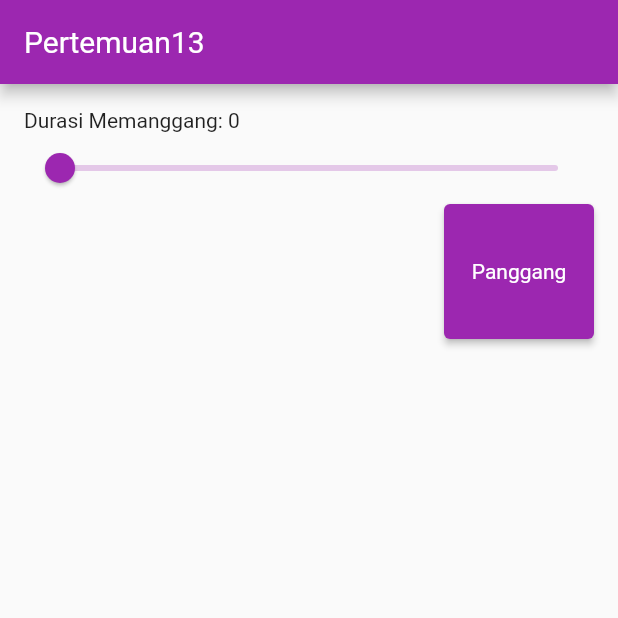
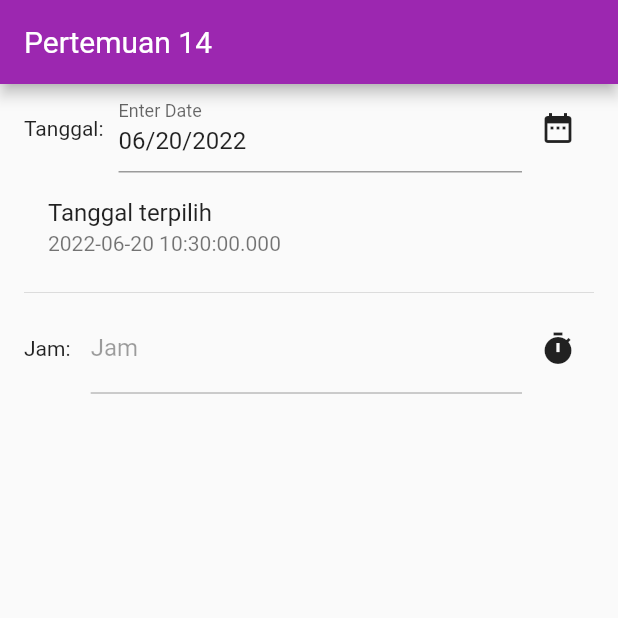
Before and after one commit to siopipin/mobile-frontend, a Flutter app: the screen it shows after launch, on a phone screen of 412 x 824 dp, the top half of it. Run offline on Flutter 3.47's test engine with Material 2 defaults, Android fonts, the phone set to English and light mode, and no system bars; missing offline and left inert: dart:ffi.

Commit message:
update pertemuan14

```diff
--- a/lib/main.dart
+++ b/lib/main.dart
@@ -1,34 +1,20 @@
 import 'package:flutter/material.dart';
-
-//Import Minggu M09
-import 'package:flutter_application/pertemuan09/pertemuan09_provider.dart';
-import 'package:flutter_application/pertemuan09/pertemuan09_screen.dart';
-import 'package:flutter_application/pertemuan09_1/pertemuan09_praktek_screen.dart';
-import 'package:flutter_application/pertemuan09_scc/pertemuan09_scc_screen.dart';
-import 'package:flutter_application/pertemuan09_scc_praktek/pertemuan09_scc_praktek_screen.dart';
-import 'package:flutter_application/pertemuan10/pertemuan10_screen.dart';
-import 'package:flutter_application/pertemuan10_Praktek_SCC/pertemuan10PraktekSCC.dart';
-import 'package:flutter_application/pertemuan10_praktek_screen/pertemuan10_praktek_screen.dart';
-import 'package:flutter_application/pertemuan11/pertemuan11_provider.dart';
-import 'package:flutter_application/pertemuan11/pertemuan11_screen.dart';
-import 'package:flutter_application/pertemuan11_praktek/pertemuan11praktek_provider.dart';
-import 'package:flutter_application/pertemuan11_praktek/pertemuan11praktek_screen.dart';
-import 'package:flutter_application/pertemuan11scc/pertemuan11_scc_screen.dart';
-import 'package:flutter_application/pertemuan11scc/pertemuanscc_provider.dart';
-import 'package:flutter_application/pertemuan12/pert12prov.dart';
-import 'package:flutter_application/pertemuan12/pertemuan12_provider.dart';
-import 'package:flutter_application/pertemuan12/pertemuan12_screen.dart';
-import 'package:flutter_application/pertemuan12/pertemuan12scb.dart';
+//Import Minggu M13
 import 'package:flutter_application/pertemuan13/pertemuan13_provider.dart';
 import 'package:flutter_application/pertemuan13/pertemuan13_screen.dart';
+import 'package:flutter_application/pertemuan13/pertemuan13ifc_provider.dart';
+import 'package:flutter_application/pertemuan13/pertemuan13ifc_screen.dart';
+import 'package:flutter_application/pertemuan13scb/pertemuan13scb_provider.dart';
+import 'package:flutter_application/pertemuan13scb/pertemuan13scb_screen.dart';
+import 'package:flutter_application/pertemuan14/pertemuan14_screen.dart';
 import 'package:provider/provider.dart';
 
 void main() {
   runApp(MultiProvider(providers: [
-    //Provider minggu12
-    ChangeNotifierProvider(create: (_) => Pertemuan12Provider()),
-    ChangeNotifierProvider(create: (_) => Pert12Prov()),
-    ChangeNotifierProvider(create: (_) => Pertemuan13Provider())
+    //Provider minggu13
+    ChangeNotifierProvider(create: (_) => Pertemuan13Provider()),
+    ChangeNotifierProvider(create: (_) => Pertemuan13SCBProvider()),
+    ChangeNotifierProvider(create: (_) => Pertemuan13IFCProvider()),
   ], child: const MyApp()));
 }
 
@@ -49,7 +35,7 @@ class MyApp extends StatelessWidget {
         brightness: Brightness.light,
         primarySwatch: Colors.purple,
       ),
-      home: Pertemuan13Screen(),
+      home: Pertemuan14Screen(),
     );
   }
 }
--- a/lib/pertemuan13/components/content_widget.dart
+++ b/lib/pertemuan13/components/content_widget.dart
@@ -24,7 +24,7 @@ class ContentWidget extends StatelessWidget {
               )
             : prov.selesaiMasak == true
                 ? Tooltip(
-                    message: 'Ayam Panggang',
+                    message: 'Gambar ayam panggang',
                     child: Image.network(
                       'https://bit.ly/ayampanggang22',
                       width: 300,
--- a/lib/pertemuan13/components/slider_widget.dart
+++ b/lib/pertemuan13/components/slider_widget.dart
@@ -10,6 +10,7 @@ class SlideWidget extends StatelessWidget {
     final prov = Provider.of<Pertemuan13Provider>(context);
     return Slider(
       value: prov.sliderValue,
+      divisions: 10,
       min: 0,
       max: 10,
       label: prov.sliderValue.round().toString(),
--- a/lib/pertemuan13/pertemuan13_provider.dart
+++ b/lib/pertemuan13/pertemuan13_provider.dart
@@ -25,10 +25,14 @@ class Pertemuan13Provider extends ChangeNotifier {
   }
 
   mulaiMemanggang(int val) async {
+    //Akan ada proses loading karena sedang memanggang = true
     setSedangMemanggang = true;
+
     Future.delayed(Duration(seconds: val), () {
       setSedangMemanggang = false;
       setSelesaiMasak = true;
+
+      print('selesai memasak');
     });
   }
 }
--- a/lib/pertemuan13/pertemuan13_screen.dart
+++ b/lib/pertemuan13/pertemuan13_screen.dart
@@ -21,14 +21,15 @@ class _Pertemuan13ScreenState extends State<Pertemuan13Screen> {
       body: Padding(
         padding: const EdgeInsets.all(16.0),
         child: Column(crossAxisAlignment: CrossAxisAlignment.start, children: [
-          Text('Durasi Memanggang: ${prov.sliderValue.round().toString()}'),
+          Text(
+              'Durasi Memanggang: ${prov.sliderValue.round().toString()} Menit'),
           const SlideWidget(),
           const Align(
             child: ProgressIndicatorWidget(),
             alignment: Alignment.bottomRight,
           ),
           const SizedBox(height: 100),
-          const ContentWidget()
+          const ContentWidget(),
         ]),
       ),
     );
--- /dev/null
+++ b/lib/pertemuan14/pertemuan14_screen.dart
@@ -0,0 +1,93 @@
+import 'package:flutter/material.dart';
+
+class Pertemuan14Screen extends StatefulWidget {
+  const Pertemuan14Screen({Key? key}) : super(key: key);
+
+  @override
+  State<Pertemuan14Screen> createState() => _Pertemuan14ScreenState();
+}
+
+class _Pertemuan14ScreenState extends State<Pertemuan14Screen> {
+  DateTime _date = DateTime.now();
+  TextEditingController? _time;
+
+  @override
+  Widget build(BuildContext context) {
+    return Scaffold(
+      appBar: AppBar(title: const Text('Pertemuan 14')),
+      body: Padding(
+        padding: const EdgeInsets.symmetric(horizontal: 16.0),
+        child: Column(
+          children: [
+            //DatePicker
+            Row(
+              children: [
+                const Text('Tanggal:'),
+                const SizedBox(width: 10),
+                Expanded(
+                  child: InputDatePickerFormField(
+                    initialDate: _date,
+                    firstDate: DateTime(1990),
+                    lastDate: DateTime(2250),
+                    onDateSubmitted: (date) {
+                      setState(() {
+                        _date = date;
+                        print(_date);
+                      });
+                    },
+                  ),
+                ),
+                IconButton(
+                    onPressed: () async {
+                      var res = await showDatePicker(
+                          context: context,
+                          initialDate: _date,
+                          firstDate: DateTime(2000),
+                          lastDate: DateTime(2500));
+
+                      if (res != null) {
+                        setState(() {
+                          _date = res;
+                        });
+                      }
+                    },
+                    icon: const Icon(Icons.date_range))
+              ],
+            ),
+            ListTile(
+              title: const Text('Tanggal terpilih'),
+              subtitle: Text(_date.toString()),
+            ),
+            const Divider(),
+            //Time Picker
+            Row(
+              children: [
+                const Text('Jam: '),
+                const SizedBox(width: 10),
+                Expanded(
+                    child: TextField(
+                  enabled: false,
+                  controller: _time,
+                  decoration: const InputDecoration(labelText: 'Jam'),
+                )),
+                IconButton(
+                    onPressed: () async {
+                      var res = await showTimePicker(
+                          context: context, initialTime: TimeOfDay.now());
+
+                      if (res != null) {
+                        setState(() {
+                          _time =
+                              TextEditingController(text: res.format(context));
+                        });
+                      }
+                    },
+                    icon: const Icon(Icons.timer))
+              ],
+            )
+          ],
+        ),
+      ),
+    );
+  }
+}
```
Also changed, not shown: lib/pertemuan13/components/progress_indicator_widget.dart (+1 -17 lines), lib/pertemuan13/pertemuan13ifc_provider.dart (added, +81 -0 lines), lib/pertemuan13/pertemuan13ifc_screen.dart (added, +65 -0 lines), lib/pertemuan13scb/pertemuan13scb_provider.dart (added, +48 -0 lines), lib/pertemuan13scb/pertemuan13scb_screen.dart (added, +81 -0 lines).
